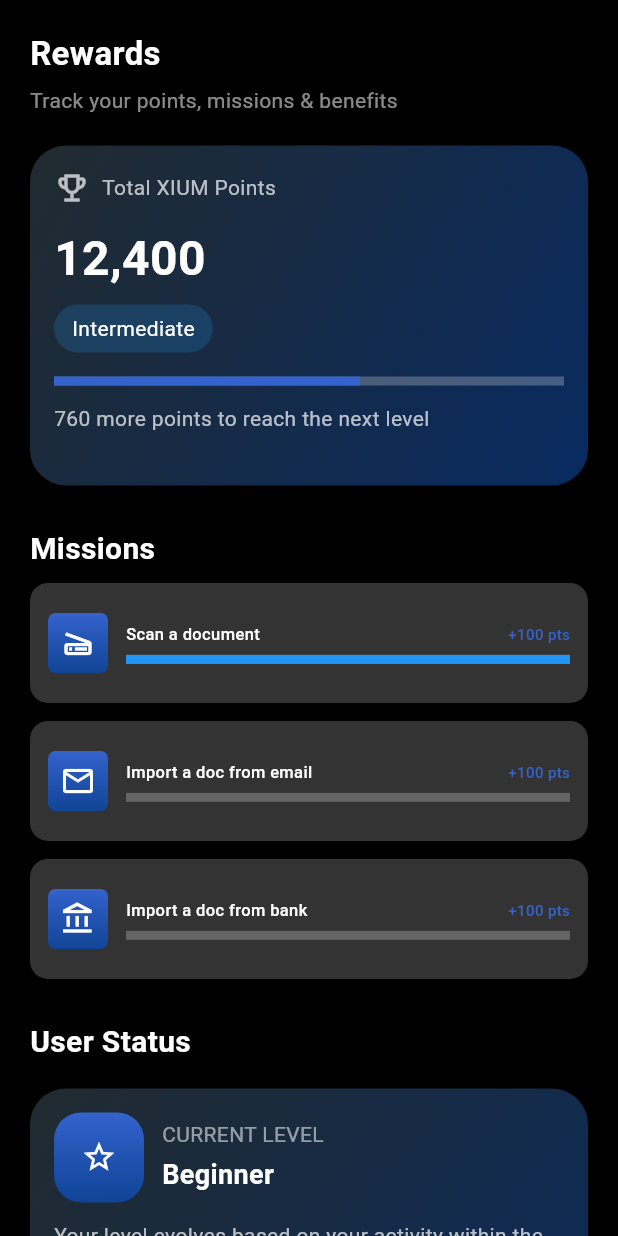
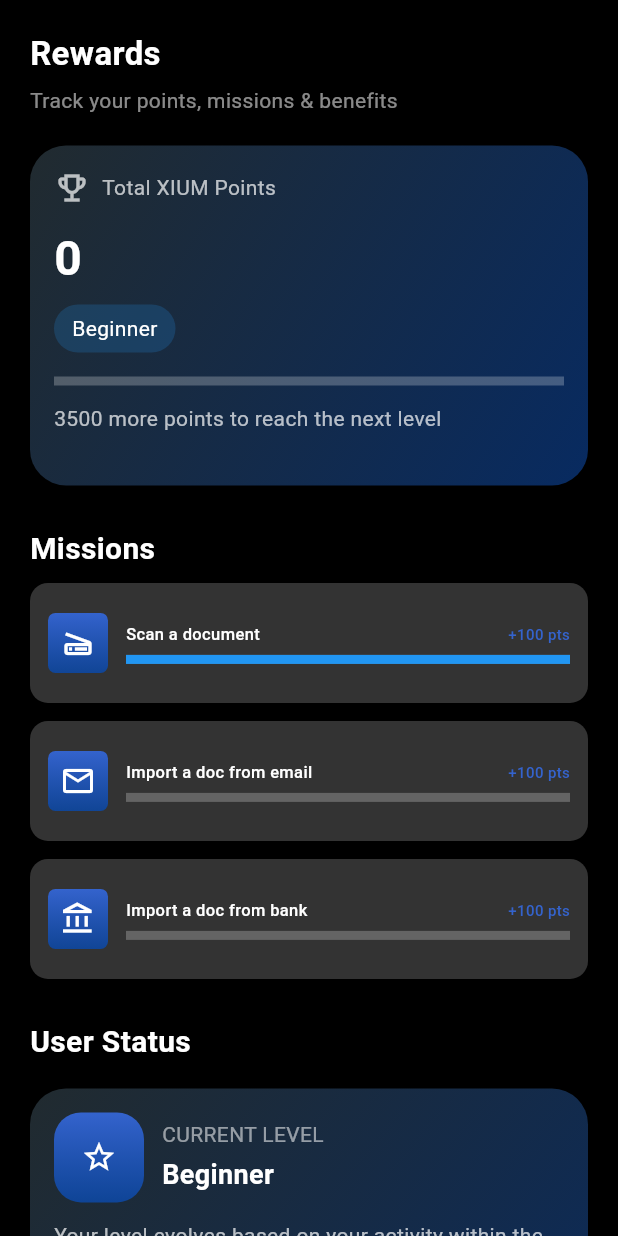
Before and after one commit to ba138/xium_app, a Flutter app: the RewardsScreen screen opened directly, on a phone screen of 412 x 824 dp. Run offline on Flutter 3.47's test engine with Material 3 defaults, Android fonts, the phone set to English and light mode, and no system bars; our stand-ins replace bounce, cached_network_image, cloud_firestore, country_code_picker, firebase_auth, firebase_core and 9 more; missing offline and left inert: flutter_web_auth_2; accounts and stored records are empty.

Commit message:
add actual data in level in reward screen

```diff
--- a/lib/constants/app_translators.dart
+++ b/lib/constants/app_translators.dart
@@ -57,8 +57,8 @@ class AppTranslations extends Translations {
           "Track your points, missions & benefits",
       "Total XIUM Points": "Total XIUM Points",
       "Intermediate": "Intermediate",
-      "760 more points to reach the next level":
-          "760 more points to reach the next level",
+      "more_points_next_level": "@points more points to reach the next level",
+      "max_level_reached": "Max level reached",
       "Scan a document": "Scan a document",
       "Import a doc from email": "Import a doc from email",
       "Import a doc from bank": "Import a doc from bank",
@@ -594,8 +594,8 @@ class AppTranslations extends Translations {
           "Suivez vos points, missions et avantages",
       "Total XIUM Points": "Total de points XIUM",
       "Intermediate": "Intermédiaire",
-      "760 more points to reach the next level":
-          "760 points de plus pour atteindre le niveau suivant",
+      "more_points_next_level": "@points more points to reach the next level",
+      "max_level_reached": "Max level reached",
       "Scan a document": "Scanner un document",
       "Import a doc from email": "Importer un document depuis l'email",
       "Import a doc from bank": "Importer un document depuis la banque",
--- /dev/null
+++ b/lib/controller/reward_controller.dart
@@ -0,0 +1,78 @@
+import 'package:cloud_firestore/cloud_firestore.dart';
+import 'package:firebase_auth/firebase_auth.dart';
+import 'package:get/get.dart';
+
+class RewardController extends GetxController {
+  var userPoints = 0.obs;
+
+  // Level name
+  var userLevelName = "".obs;
+
+  // progress bar value
+  var levelProgress = 0.0.obs;
+
+  // points needed for next level
+  var pointsToNextLevel = 0.obs;
+
+  final FirebaseAuth auth = FirebaseAuth.instance;
+  final FirebaseFirestore _firestore = FirebaseFirestore.instance;
+
+  @override
+  void onInit() {
+    fetchUserPointsAndLevel();
+    super.onInit();
+  }
+
+  void fetchUserPointsAndLevel() {
+    String uid = auth.currentUser!.uid;
+
+    _firestore.collection("users").doc(uid).snapshots().listen((snapshot) {
+      if (snapshot.exists) {
+        var data = snapshot.data()!;
+
+        int points = data["points"] ?? 0;
+
+        userPoints.value = points;
+
+        calculateLevel(points);
+      }
+    });
+  }
+
+  void calculateLevel(int points) {
+    int nextLevelTarget = 0;
+    int minLevelPoints = 0;
+
+    if (points <= 3500) {
+      userLevelName.value = "Beginner";
+
+      minLevelPoints = 0;
+      nextLevelTarget = 3500;
+    } else if (points <= 7000) {
+      userLevelName.value = "Intermediate";
+
+      minLevelPoints = 3500;
+      nextLevelTarget = 7000;
+    } else {
+      userLevelName.value = "Expert";
+
+      minLevelPoints = 7000;
+      nextLevelTarget = 10000; // optional cap
+    }
+
+    // progress inside current level
+    levelProgress.value =
+        ((points - minLevelPoints) / (nextLevelTarget - minLevelPoints)).clamp(
+          0.0,
+          1.0,
+        );
+
+    // points needed for next level
+    pointsToNextLevel.value = (nextLevelTarget - points).clamp(0, 100000);
+
+    // if expert already
+    if (points > 7000) {
+      pointsToNextLevel.value = 0;
+    }
+  }
+}
--- a/lib/views/screens/home/rewards_screen.dart
+++ b/lib/views/screens/home/rewards_screen.dart
@@ -1,11 +1,19 @@
 import 'package:flutter/material.dart';
+import 'package:get/get.dart';
 import 'package:get/get_utils/src/extensions/internacionalization.dart';
 import 'package:xium_app/constants/app_colors.dart';
+import 'package:xium_app/controller/reward_controller.dart';
 import 'package:xium_app/views/widgets/my_text.dart';
 
-class RewardsScreen extends StatelessWidget {
+class RewardsScreen extends StatefulWidget {
   const RewardsScreen({super.key});
 
+  @override
+  State<RewardsScreen> createState() => _RewardsScreenState();
+}
+
+class _RewardsScreenState extends State<RewardsScreen> {
+  var controller = Get.put(RewardController());
   @override
   Widget build(BuildContext context) {
     return Scaffold(
@@ -31,7 +39,8 @@ class RewardsScreen extends StatelessWidget {
                 style: TextStyle(color: Colors.white54),
               ),
               const SizedBox(height: 20),
-              _glassContainer(
+              Obx(
+                () => _glassContainer(
                   height: MediaQuery.of(context).size.height * 0.275,
                   child: Column(
                     crossAxisAlignment: CrossAxisAlignment.start,
@@ -49,16 +58,20 @@ class RewardsScreen extends StatelessWidget {
                           ),
                         ],
                       ),
+
                       const SizedBox(height: 12),
-                    const Text(
-                      "12,400",
+
+                      Text(
+                        controller.userPoints.value.toString(),
                         style: TextStyle(
                           fontSize: 32,
                           fontWeight: FontWeight.bold,
                           color: Colors.white,
                         ),
                       ),
+
                       const SizedBox(height: 8),
+
                       Container(
                         padding: const EdgeInsets.symmetric(
                           horizontal: 12,
@@ -69,23 +82,33 @@ class RewardsScreen extends StatelessWidget {
                           color: Colors.blue.withOpacity(0.2),
                         ),
                         child: Text(
-                        "Intermediate".tr,
+                          controller.userLevelName.value,
                           style: TextStyle(color: Colors.white),
                         ),
                       ),
+
                       const SizedBox(height: 16),
+
                       LinearProgressIndicator(
-                      value: 0.6,
+                        value: controller.levelProgress.value,
                         backgroundColor: Colors.white24,
                         color: AppColors.buttonColor,
                         minHeight: 6,
                       ),
+
                       const SizedBox(height: 12),
+
                       Text(
-                      "760 more points to reach the next level".tr,
+                        controller.pointsToNextLevel.value == 0
+                            ? "max_level_reached".tr
+                            : "more_points_next_level".trParams({
+                                "points": controller.pointsToNextLevel.value
+                                    .toString(),
+                              }),
                         style: TextStyle(color: Colors.white70),
                       ),
                     ],
+                  ),
                 ),
               ),
 
```
Lines whose indentation alone changed are shown as unchanged.
